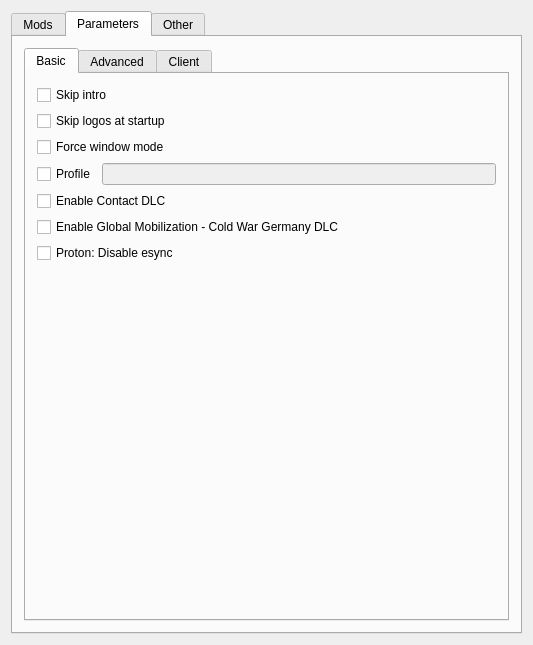
Qt form src/arma3-unix-launcher/mainwindow.ui (muttleyxd/arma3-unix-launcher) before a commit.
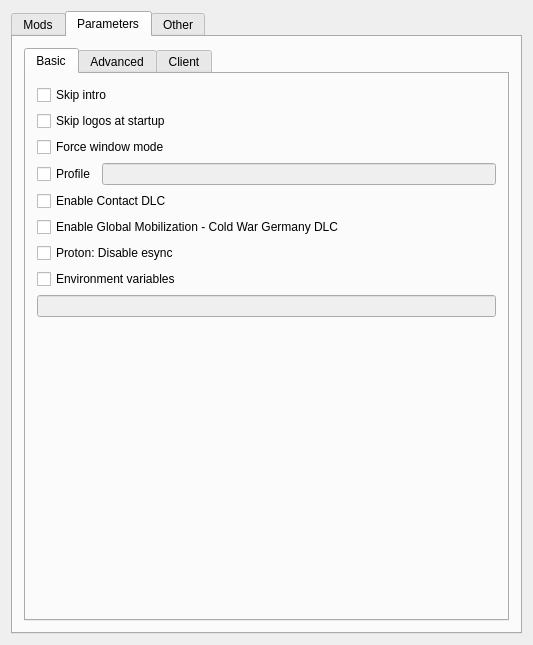
The same form after that commit. The open tabs and pages were chosen to show the change. Icons and pictures are not drawn. Custom widgets are drawn as their Qt base class.

Commit message: launcher: add option to provide custom environment variables

Patch:
```diff
--- a/src/arma3-unix-launcher/mainwindow.ui
+++ b/src/arma3-unix-launcher/mainwindow.ui
@@ -249,6 +249,24 @@
                   </property>
                  </widget>
                 </item>
+                <item>
+                 <layout class="QVBoxLayout" name="layout_vertical_parameters_basic_environment_variables">
+                  <item>
+                   <widget class="QCheckBox" name="checkbox_environment_variables">
+                    <property name="text">
+                     <string>Environment variables</string>
+                    </property>
+                   </widget>
+                  </item>
+                  <item>
+                   <widget class="QLineEdit" name="textbox_environment_variables">
+                    <property name="enabled">
+                     <bool>false</bool>
+                    </property>
+                   </widget>
+                  </item>
+                 </layout>
+                </item>
                </layout>
               </item>
               <item row="1" column="0">
```
The commit also changes 7 other files.
